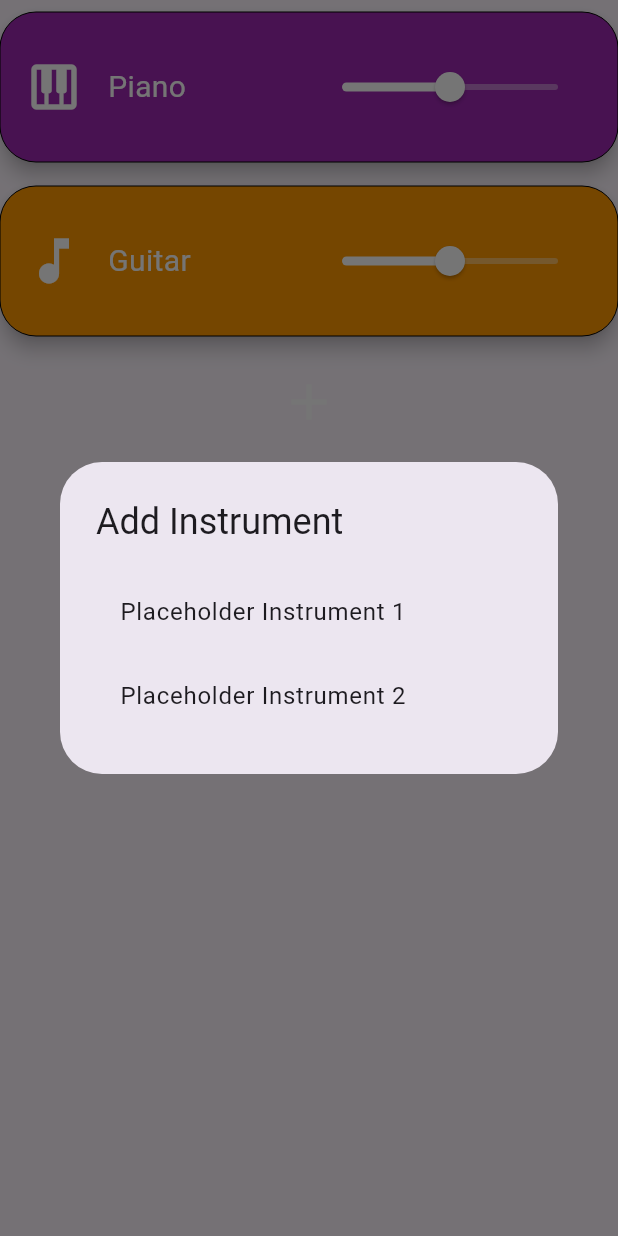
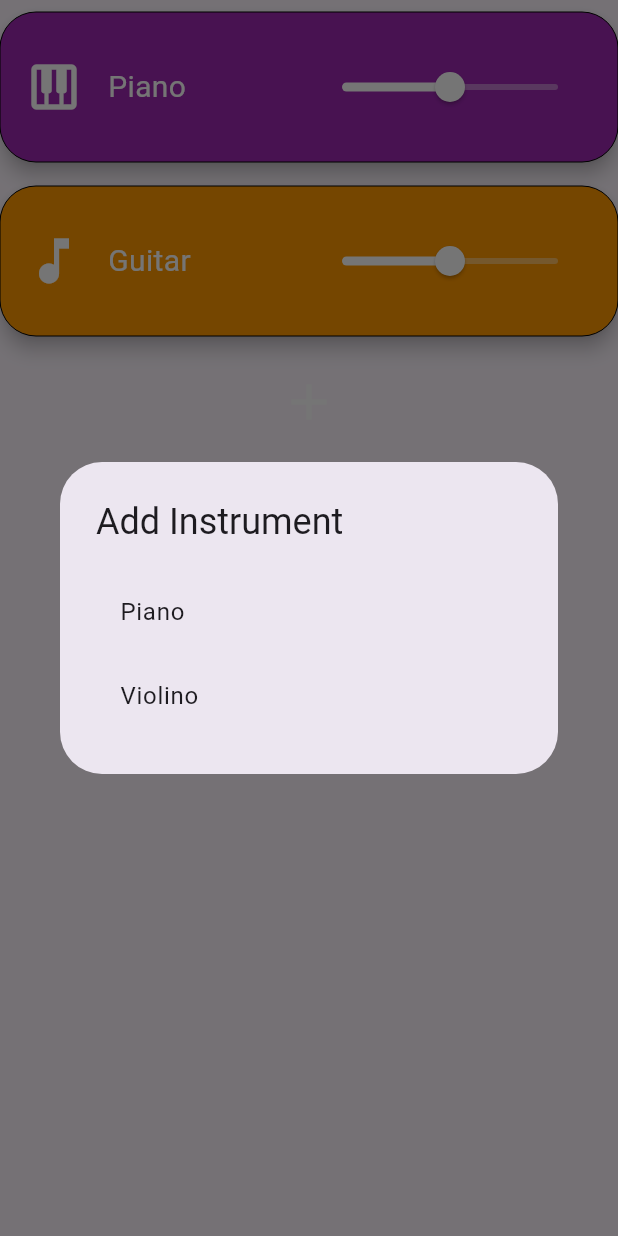
Before and after one commit to cc23319/MAISound_Flutter_App, a Flutter app: the InstrumentSidebar widget shown alone on an empty page, opened directly, after a tap on the "add" icon, on a phone screen of 412 x 824 dp. Run offline on Flutter 3.47's test engine with Material 3 defaults, Android fonts, the phone set to English and light mode, and no system bars; our stand-ins replace audioplayers, font_awesome_flutter; missing offline and left inert: dart:js_util, flutterflow_ui; network calls fail.

Commit message:
Arrumando pagina de projeto

```diff
--- a/lib/ui/instrument_container.dart
+++ b/lib/ui/instrument_container.dart
@@ -39,17 +39,17 @@ class _InstrumentSidebarState extends State<InstrumentSidebar> {
               shrinkWrap: true,
               children: [
                 ListTile(
-                  title: Text("Placeholder Instrument 1"),
+                  title: Text("Piano"),
                   onTap: () {
                     Navigator.of(context).pop();
-                    _addInstrumentContainer("Placeholder 1", Icons.music_note, Colors.blue);
+                    _addInstrumentContainer("Piano", Icons.music_note, Colors.blue);
                   },
                 ),
                 ListTile(
-                  title: Text("Placeholder Instrument 2"),
+                  title: Text("Violino"),
                   onTap: () {
                     Navigator.of(context).pop();
-                    _addInstrumentContainer("Placeholder 2", Icons.audiotrack, Colors.green);
+                    _addInstrumentContainer("Violino", Icons.audiotrack, Colors.green);
                   },
                 ),
               ],
@@ -79,7 +79,7 @@ class _InstrumentSidebarState extends State<InstrumentSidebar> {
   }
 }
 
-class _InstrumentContainer extends StatelessWidget {
+class _InstrumentContainer extends StatefulWidget {
   final String instrumentName;
   final IconData icon;
   final Color color;
@@ -89,6 +89,13 @@ class _InstrumentContainer extends StatelessWidget {
     required this.icon,
     required this.color,
   });
+
+  @override
+  _InstrumentContainerState createState() => _InstrumentContainerState();
+}
+
+class _InstrumentContainerState extends State<_InstrumentContainer> {
+  double _sliderValue = 5; // Initial value for the slider
 
   @override
   Widget build(BuildContext context) {
@@ -104,7 +111,7 @@ class _InstrumentContainer extends StatelessWidget {
           width: double.infinity,
           height: 100,
           decoration: BoxDecoration(
-            color: color,
+            color: widget.color,
             borderRadius: BorderRadius.circular(24),
             border: Border.all(
               width: 0,
@@ -114,23 +121,27 @@ class _InstrumentContainer extends StatelessWidget {
             children: [
               Padding(
                 padding: const EdgeInsets.all(16.0),
-                child: Icon(icon, color: Colors.white, size: 40),
+                child: Icon(widget.icon, color: Colors.white, size: 40),
               ),
               Expanded(
                 child: Text(
-                  instrumentName,
-                  style: TextStyle(color: Colors.white, fontSize: 20),
+                  widget.instrumentName,
+                  style: const TextStyle(color: Colors.white, fontSize: 20),
                 ),
               ),
               Padding(
                 padding: const EdgeInsets.all(16.0),
                 child: Slider(
-                  value: 5,
+                  value: _sliderValue,
                   min: 0,
                   max: 10,
                   activeColor: Colors.white,
                   inactiveColor: Colors.white38,
-                  onChanged: (value) {},
+                  onChanged: (newValue) {
+                    setState(() {
+                      _sliderValue = newValue; // Update slider value
+                    });
+                  },
                 ),
               ),
             ],
```
Also changed, not shown: lib/project_page.dart (+12 -9 lines).
